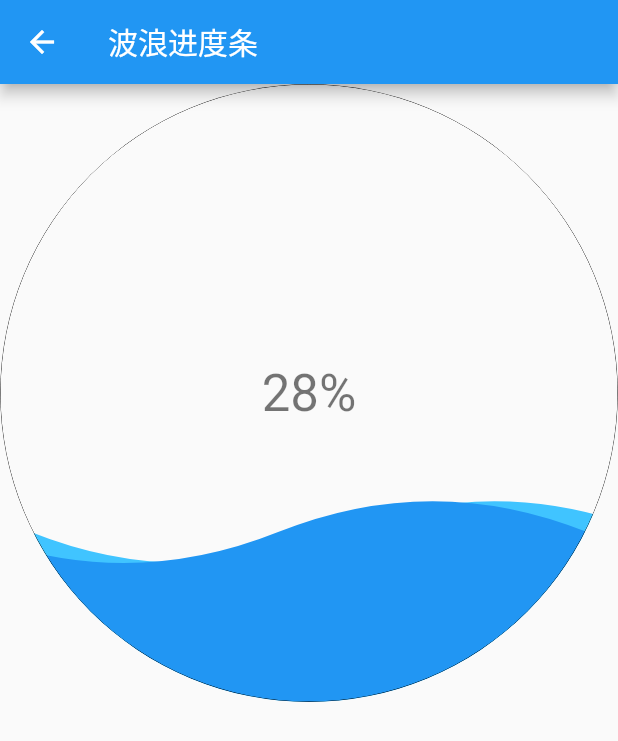
After one commit to lishuhao/sy_flutter_widgets, a Flutter app: the screen it shows after launch, after a tap on "波浪进度条", on a phone screen of 412 x 824 dp. The commit adds this screen. Shown: the top 741 px of the screen. Run offline on Flutter 3.47's test engine with Material 2 defaults, Android fonts, the phone set to English and light mode, and no system bars.

Commit message:
'add wave_progress widget' ...

```diff
--- a/example/lib/circle_progress.dart
+++ b/example/lib/circle_progress.dart
@@ -17,7 +17,7 @@ class _CircleProgressDemoState extends State<CircleProgressDemo> {
           AspectRatio(
             aspectRatio: 1,
             child: Container(
-              child: CircleProgress(
+              child: SyCircleProgress(
                 progress: 0.8,
                 primaryColor: Colors.blue,
                 secondaryColor: Colors.black12,
@@ -31,7 +31,7 @@ class _CircleProgressDemoState extends State<CircleProgressDemo> {
           AspectRatio(
             aspectRatio: 1,
             child: Container(
-              child: CircleProgress(
+              child: SyCircleProgress(
                 progress: 0.6,
                 primaryColor: Colors.red,
                 secondaryColor: Colors.black12,
--- a/example/lib/home.dart
+++ b/example/lib/home.dart
@@ -100,10 +100,17 @@ class _MyHomePageState extends State<MyHomePage> {
             },
           ),
           SyCell(
-            icon: Icon(Icons.settings_backup_restore),
+            icon: Icon(Icons.autorenew),
             title: '圆形进度条',
             onTap: () {
               Navigator.pushNamed(context, '/circle_progress_demo');
+            },
+          ),
+          SyCell(
+            icon: Icon(Icons.all_inclusive),
+            title: '波浪进度条',
+            onTap: () {
+              Navigator.pushNamed(context, '/wave_progress_demo');
             },
           ),
           SyCell(
--- a/example/lib/main.dart
+++ b/example/lib/main.dart
@@ -7,6 +7,7 @@ import 'package:example/load_more_gridview.dart';
 import 'package:example/load_more_listview.dart';
 import 'package:example/rate.dart';
 import 'package:example/stepper.dart';
+import 'package:example/wave_progress_demo.dart';
 import 'package:flutter/material.dart';
 
 void main() => runApp(new MyApp());
@@ -28,6 +29,7 @@ class MyApp extends StatelessWidget {
         '/address_edit': (context) => AddressListPage(),
         '/carousel_demo': (context) => CarouselDemo(),
         '/circle_progress_demo': (context) => CircleProgressDemo(),
+        '/wave_progress_demo': (context) => WaveProgressDemo(),
       },
     );
   }
--- /dev/null
+++ b/example/lib/wave_progress_demo.dart
@@ -0,0 +1,28 @@
+import 'package:flutter/material.dart';
+import 'package:sy_flutter_widgets/sy_flutter_widgets.dart';
+
+class WaveProgressDemo extends StatefulWidget {
+  @override
+  _WaveProgressDemoState createState() => _WaveProgressDemoState();
+}
+
+class _WaveProgressDemoState extends State<WaveProgressDemo> {
+  @override
+  Widget build(BuildContext context) {
+    return Scaffold(
+      appBar: AppBar(title: Text('波浪进度条')),
+      body: ListView(
+        children: <Widget>[
+          AspectRatio(
+            aspectRatio: 1,
+            child: SyWaveProgress(
+              percent: 0.5,
+              primaryColor: Colors.blue,
+              secondaryColor: Colors.lightBlueAccent,
+            ),
+          ),
+        ],
+      ),
+    );
+  }
+}
--- a/lib/src/circle_progress.dart
+++ b/lib/src/circle_progress.dart
@@ -2,13 +2,13 @@ import 'dart:math' as math;
 
 import 'package:flutter/material.dart';
 
-class CircleProgress extends StatefulWidget {
+class SyCircleProgress extends StatefulWidget {
   final double progress; //进度 0～1
   final Color primaryColor; //进度条主色
   final Color secondaryColor; //进度条背景色
   final double strokeWidth; //进度条宽度
 
-  const CircleProgress(
+  const SyCircleProgress(
       {Key key,
       @required this.progress,
       @required this.primaryColor,
@@ -18,10 +18,10 @@ class CircleProgress extends StatefulWidget {
         super(key: key);
 
   @override
-  _CircleProgressState createState() => _CircleProgressState();
+  _SyCircleProgressState createState() => _SyCircleProgressState();
 }
 
-class _CircleProgressState extends State<CircleProgress>
+class _SyCircleProgressState extends State<SyCircleProgress>
     with TickerProviderStateMixin {
   AnimationController _controller;
   @override
--- /dev/null
+++ b/lib/src/wave_progress.dart
@@ -0,0 +1,140 @@
+import 'dart:ui';
+
+import 'package:flutter/material.dart';
+
+class SyWaveProgress extends StatefulWidget {
+  final double percent; //进度 0 ～ 1
+  final Color primaryColor; //主色
+  final Color secondaryColor; //次色调
+
+  const SyWaveProgress({
+    Key key,
+    this.percent,
+    @required this.primaryColor,
+    @required this.secondaryColor,
+  })  : assert(percent >= 0 && percent <= 1.0),
+        super(key: key);
+  @override
+  _SyWaveProgressState createState() => _SyWaveProgressState();
+}
+
+class _SyWaveProgressState extends State<SyWaveProgress>
+    with TickerProviderStateMixin {
+  AnimationController _waveController;
+  AnimationController _heightController;
+  Animation<double> _heightAnimation;
+
+  @override
+  void initState() {
+    super.initState();
+    _waveController =
+        AnimationController(duration: Duration(seconds: 2), vsync: this);
+    _waveController.addListener(() {
+      setState(() {});
+    });
+    _waveController.forward();
+    _waveController.repeat();
+
+    _heightController =
+        AnimationController(duration: Duration(seconds: 2), vsync: this);
+    _heightAnimation =
+        Tween(begin: 0.0, end: widget.percent).animate(_heightController)
+          ..addListener(() {
+            setState(() {});
+          });
+    _heightController.forward();
+  }
+
+  @override
+  void dispose() {
+    _waveController.dispose();
+    _heightController.dispose();
+    super.dispose();
+  }
+
+  @override
+  Widget build(BuildContext context) {
+    return CustomPaint(
+      painter: MyPainter(
+        percent: _heightAnimation.value,
+        offsetPercent: _waveController.value,
+        primaryColor: widget.primaryColor,
+        secondaryColor: widget.secondaryColor,
+      ),
+      size: Size.infinite,
+      isComplex: true,
+      child: Center(
+        child: Text(
+          '${(_heightAnimation.value * 100).toStringAsFixed(0)}%',
+          style: Theme.of(context).textTheme.display1,
+        ),
+      ),
+    );
+  }
+}
+
+class MyPainter extends CustomPainter {
+  final double percent; //0~1
+  final double offsetPercent;
+  final Color primaryColor;
+  final Color secondaryColor;
+
+  MyPainter(
+      {this.percent,
+      this.primaryColor,
+      this.secondaryColor,
+      this.offsetPercent})
+      : assert(percent >= 0 && percent <= 1, 'percent:0~1'),
+        assert(offsetPercent >= 0 && offsetPercent <= 1);
+
+  @override
+  void paint(Canvas canvas, Size size) {
+    final canvasWidth = size.width;
+    final offset = canvasWidth * (1 - offsetPercent);
+    final offset2 = canvasWidth * offsetPercent;
+    _drawWave(canvas, size, offset, secondaryColor);
+    _drawWave(canvas, size, offset2, primaryColor);
+
+    canvas.drawCircle(Offset(canvasWidth / 2, canvasWidth / 2), canvasWidth / 2,
+        Paint()..style = PaintingStyle.stroke);
+  }
+
+  _drawWave(Canvas canvas, Size size, double offset, Color color) {
+    Rect rect = Offset.zero & size;
+    final canvasWidth = size.width;
+    final waveHeight = canvasWidth * (1 - percent);
+    final amplitude = canvasWidth / 10; //振幅
+    final paint = Paint()
+      ..color = color
+      ..style = PaintingStyle.fill;
+
+    final path = Path();
+    path.moveTo(0 - offset, waveHeight);
+    path.quadraticBezierTo(canvasWidth / 4 - offset, waveHeight - amplitude,
+        canvasWidth / 2 - offset, waveHeight);
+
+    path.quadraticBezierTo(canvasWidth * 3 / 4 - offset, waveHeight + amplitude,
+        canvasWidth - offset, waveHeight);
+
+    path.quadraticBezierTo(
+        canvasWidth / 4 - offset + canvasWidth,
+        waveHeight - amplitude,
+        canvasWidth / 2 - offset + canvasWidth,
+        waveHeight);
+
+    path.quadraticBezierTo(canvasWidth * 3 / 4 - offset + canvasWidth,
+        waveHeight + amplitude, canvasWidth - offset + canvasWidth, waveHeight);
+
+    path.lineTo(canvasWidth - offset + canvasWidth, canvasWidth);
+    path.lineTo(0 - offset, canvasWidth);
+    path.close();
+    canvas.clipRRect(
+        new RRect.fromRectXY(rect, canvasWidth / 2, canvasWidth / 2));
+    canvas.drawPath(path, paint);
+  }
+
+  @override
+  bool shouldRepaint(CustomPainter oldDelegate) {
+    return true;
+  }
+}
--- a/lib/sy_flutter_widgets.dart
+++ b/lib/sy_flutter_widgets.dart
@@ -13,3 +13,4 @@ export 'src/listview_with_load_more.dart';
 export 'src/models/address_model.dart';
 export 'src/rate.dart';
 export 'src/stepper.dart';
+export 'src/wave_progress.dart';
```
Also changed, not shown: 1 other file.
